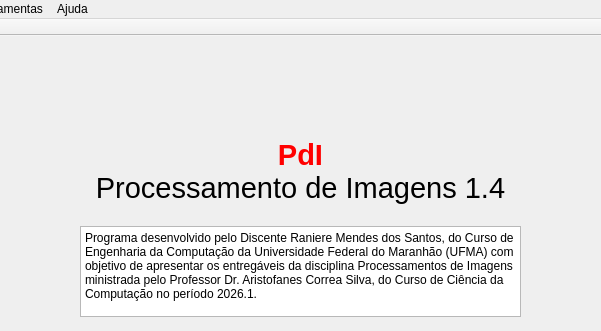
This is mainwindow.ui in slovich/PdI as Qt 5 draws it before an edit; both pictures show x 90 to 691 and y 0 to 331 of the 800 by 600 pixel window. The edited form follows.
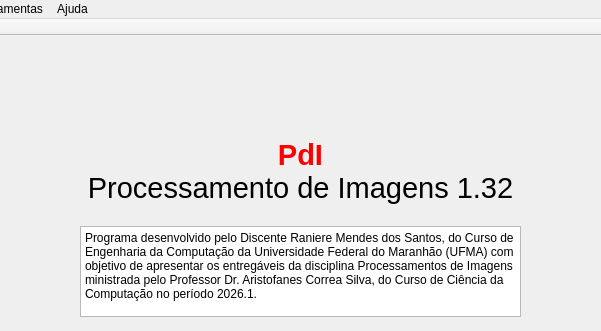
This is the edited form. The open tabs and pages were chosen to show the change. Icons and pictures are not drawn.

Patch:
```diff
--- a/mainwindow.ui
+++ b/mainwindow.ui
@@ -593,7 +593,7 @@
        </rect>
       </property>
       <property name="text">
-       <string>&lt;html&gt;&lt;head/&gt;&lt;body&gt;&lt;p align=&quot;center&quot;&gt;&lt;span style=&quot; font-size:22pt; font-weight:700; color:#ff0000;&quot;&gt;PdI&lt;/span&gt;&lt;span style=&quot; font-size:22pt; font-weight:700;&quot;&gt;&lt;br/&gt;&lt;/span&gt;&lt;span style=&quot; font-size:22pt;&quot;&gt;Processamento de Imagens 1.4&lt;/span&gt;&lt;/p&gt;&lt;/body&gt;&lt;/html&gt;</string>
+       <string>&lt;html&gt;&lt;head/&gt;&lt;body&gt;&lt;p align=&quot;center&quot;&gt;&lt;span style=&quot; font-size:22pt; font-weight:700; color:#ff0000;&quot;&gt;PdI&lt;/span&gt;&lt;span style=&quot; font-size:22pt; font-weight:700;&quot;&gt;&lt;br/&gt;&lt;/span&gt;&lt;span style=&quot; font-size:22pt;&quot;&gt;Processamento de Imagens 1.32&lt;/span&gt;&lt;/p&gt;&lt;/body&gt;&lt;/html&gt;</string>
       </property>
      </widget>
      <widget class="QTextEdit" name="textEdit">
```
Left out of the diff: 4 changed lines with no effect on the pictures.
